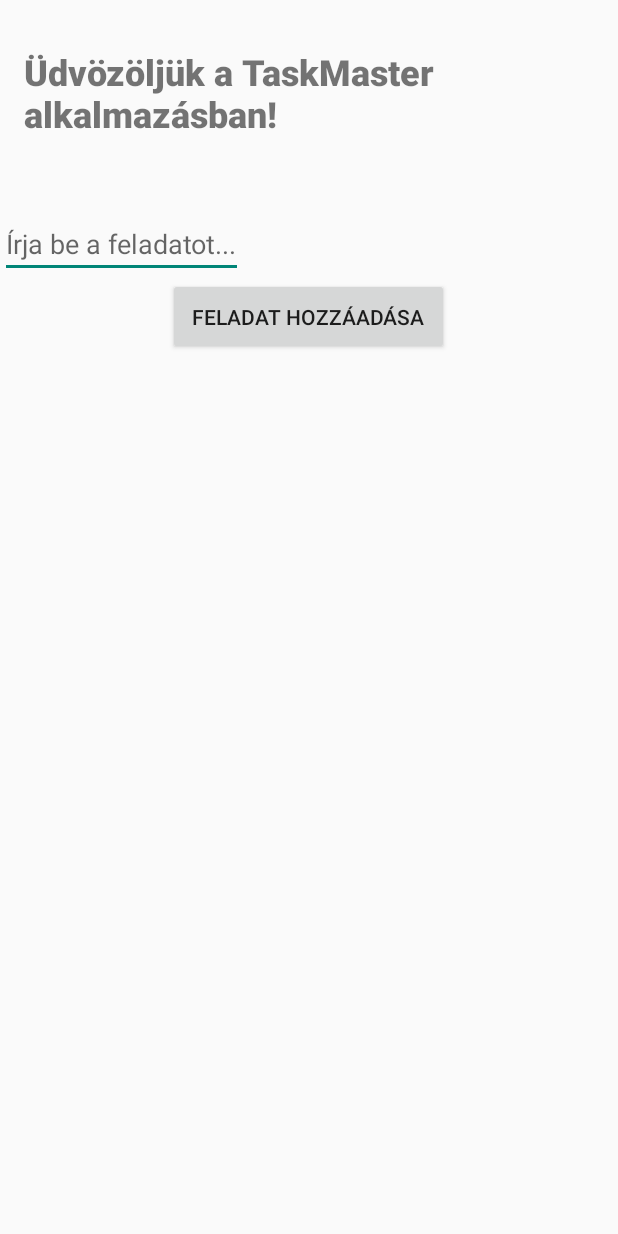
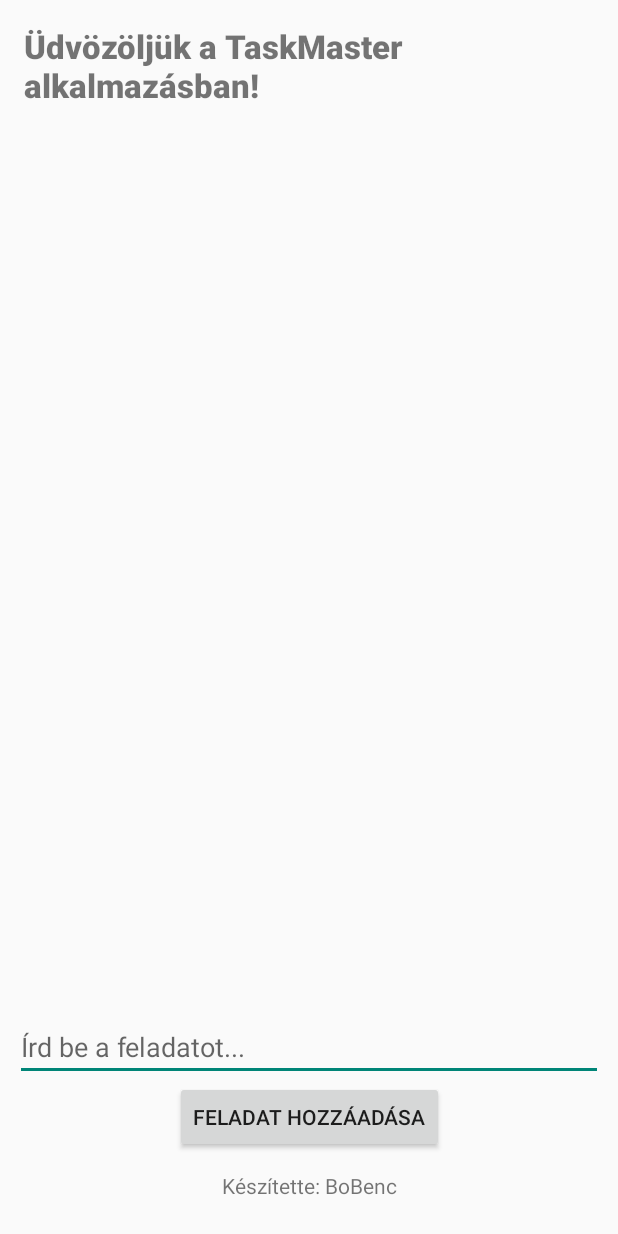
Before and after one commit to BoBenc/TaskMaster, an Android app built with Jetpack Compose: the screen it shows after launch (MainActivity), on a phone screen of 412 x 824 dp. Run offline under Robolectric (Android 15) with nearby library versions, the phone set to English and light mode, and no system bars.

Commit message:
Kinézet fejlesztése

```diff
--- a/app/src/main/res/layout/activity_main.xml
+++ b/app/src/main/res/layout/activity_main.xml
@@ -1,42 +1,82 @@
 <?xml version="1.0" encoding="utf-8"?>
-<LinearLayout xmlns:android="http://schemas.android.com/apk/res/android"
-             android:orientation="vertical"
-             android:layout_width="match_parent"
-             android:layout_height="match_parent">
+<androidx.constraintlayout.widget.ConstraintLayout
+    xmlns:android="http://schemas.android.com/apk/res/android"
+    xmlns:tools="http://schemas.android.com/tools"
+    xmlns:app="http://schemas.android.com/apk/res-auto"
+    android:id="@+id/activityMain"
+    android:layout_width="match_parent"
+    android:layout_height="match_parent">
 
     <TextView
         android:id="@+id/welcomeTextView"
         android:layout_width="wrap_content"
         android:layout_height="wrap_content"
+        android:fontFamily="sans-serif-black"
+        android:padding="16dp"
         android:text="@string/welcome_message"
-        android:textSize="24sp"
+        android:textSize="22sp"
         android:textStyle="bold"
-        android:fontFamily="sans-serif-black"
-        android:layout_gravity="center"
-        android:padding="16dp"
-        android:layout_marginTop="15dp"/>
+        app:layout_constraintTop_toTopOf="parent"
+        app:layout_constraintStart_toStartOf="parent"
+        app:layout_constraintEnd_toEndOf="parent"
+        app:layout_constraintBottom_toTopOf="@id/taskListView"/>
 
     <ListView
+        android:id="@+id/taskListView"
+        android:layout_width="0dp"
+        android:layout_height="0dp"
+        android:divider="@android:color/darker_gray"
+        android:dividerHeight="0.5dp"
+        app:layout_constraintTop_toBottomOf="@id/welcomeTextView"
+        app:layout_constraintBottom_toTopOf="@id/inputGroup"
+        app:layout_constraintStart_toStartOf="parent"
+        app:layout_constraintEnd_toEndOf="parent"
+        android:layout_marginTop="12dp"
+        android:layout_marginBottom="12dp"/>
+
+    <androidx.constraintlayout.widget.ConstraintLayout
+        android:id="@+id/inputGroup"
+        android:layout_width="0dp"
+        android:layout_height="wrap_content"
+        app:layout_constraintStart_toStartOf="parent"
+        app:layout_constraintEnd_toEndOf="parent"
+        app:layout_constraintBottom_toTopOf="@id/authorTextView">
+
+    <EditText
+        android:id="@+id/taskEditText"
         android:layout_width="match_parent"
         android:layout_height="wrap_content"
-        android:id="@+id/taskListView"
-        android:divider="@android:color/darker_gray"
-        android:dividerHeight="1dp"
-        android:layout_margin="16dp"/>
-
-    <EditText
-        android:layout_width="wrap_content"
-        android:layout_height="wrap_content"
-        android:id="@+id/taskEditText"
         android:hint="@string/task_hint"
-        android:inputType="text"/>
+        android:inputType="text"
+        android:layout_margin="10dp"
+        app:layout_constraintStart_toStartOf="parent"
+        app:layout_constraintEnd_toEndOf="parent"
+        app:layout_constraintTop_toTopOf="parent"
+        android:layout_marginBottom="8dp"/>
 
     <Button
         android:id="@+id/addButton"
         android:layout_width="wrap_content"
         android:layout_height="wrap_content"
         android:text="@string/add_task"
-        android:layout_gravity="center"
-        android:padding="16dp"/>
+        app:layout_constraintTop_toBottomOf="@id/taskEditText"
+        app:layout_constraintBottom_toBottomOf="parent"
+        app:layout_constraintStart_toStartOf="parent"
+        app:layout_constraintEnd_toEndOf="parent"/>
 
-</LinearLayout>
+    </androidx.constraintlayout.widget.ConstraintLayout>
+
+    <TextView
+        android:id="@+id/authorTextView"
+        android:layout_width="wrap_content"
+        android:layout_height="wrap_content"
+        android:gravity="center"
+        android:padding="12dp"
+        android:layout_margin="12dp"
+        android:text="@string/authorText"
+        android:textSize="14sp"
+        app:layout_constraintBottom_toBottomOf="parent"
+        app:layout_constraintStart_toStartOf="parent"
+        app:layout_constraintEnd_toEndOf="parent"/>
+
+</androidx.constraintlayout.widget.ConstraintLayout>
--- a/app/src/main/res/layout/list_item.xml
+++ b/app/src/main/res/layout/list_item.xml
@@ -1,35 +1,40 @@
 <?xml version="1.0" encoding="utf-8"?>
-<androidx.constraintlayout.widget.ConstraintLayout xmlns:android="http://schemas.android.com/apk/res/android"
+<androidx.constraintlayout.widget.ConstraintLayout
+    xmlns:android="http://schemas.android.com/apk/res/android"
     xmlns:app="http://schemas.android.com/apk/res-auto"
     xmlns:tools="http://schemas.android.com/tools"
     android:id="@+id/linearLayout"
     android:layout_width="match_parent"
-    android:layout_height="wrap_content">
+    android:layout_height="wrap_content"
+    android:paddingVertical="4dp"
+    android:paddingStart="12dp"
+    android:paddingEnd="12dp">
 
     <TextView
         android:id="@+id/itemTextView"
-        android:layout_width="wrap_content"
-        android:layout_height="0dp"
+        android:layout_width="0dp"
+        android:layout_height="wrap_content"
         android:textSize="18sp"
+        android:maxLines="1"
+        android:ellipsize="end"
+        app:layout_constraintStart_toStartOf="parent"
         app:layout_constraintBottom_toBottomOf="parent"
         app:layout_constraintEnd_toStartOf="@+id/doneButton"
-        app:layout_constraintStart_toStartOf="parent"
         app:layout_constraintTop_toTopOf="parent"/>
 
     <Button
         android:id="@+id/doneButton"
-        android:layout_width="0dp"
+        android:layout_width="wrap_content"
         android:layout_height="wrap_content"
         android:text="@string/doneButton"
+        app:layout_constraintTop_toTopOf="parent"
+        app:layout_constraintEnd_toStartOf="@+id/delButton"
         app:layout_constraintBottom_toBottomOf="parent"
-        app:layout_constraintEnd_toStartOf="@+id/delButton"
-        app:layout_constraintTop_toTopOf="parent"
-        app:layout_constraintTop_toBottomOf="parent"
         app:layout_goneMarginEnd="8dp"/>
 
     <Button
         android:id="@+id/delButton"
-        android:layout_width="0dp"
+        android:layout_width="wrap_content"
         android:layout_height="wrap_content"
         android:text="@string/delButton"
         app:layout_constraintEnd_toEndOf="parent"
--- a/app/src/main/res/values/strings.xml
+++ b/app/src/main/res/values/strings.xml
@@ -2,8 +2,9 @@
     <string name="app_name">TaskMaster</string>
     <string name="welcome_message">Üdvözöljük a TaskMaster alkalmazásban!</string>
     <string name="add_task">Feladat hozzáadása</string>
-    <string name="task_hint">Írja be a feladatot...</string>
+    <string name="task_hint">Írd be a feladatot...</string>
     <string name="doneButton">✅</string>
     <string name="undo">🔁</string>
     <string name="delButton">❌</string>
+    <string name="authorText">Készítette: BoBenc</string>
 </resources>
```
